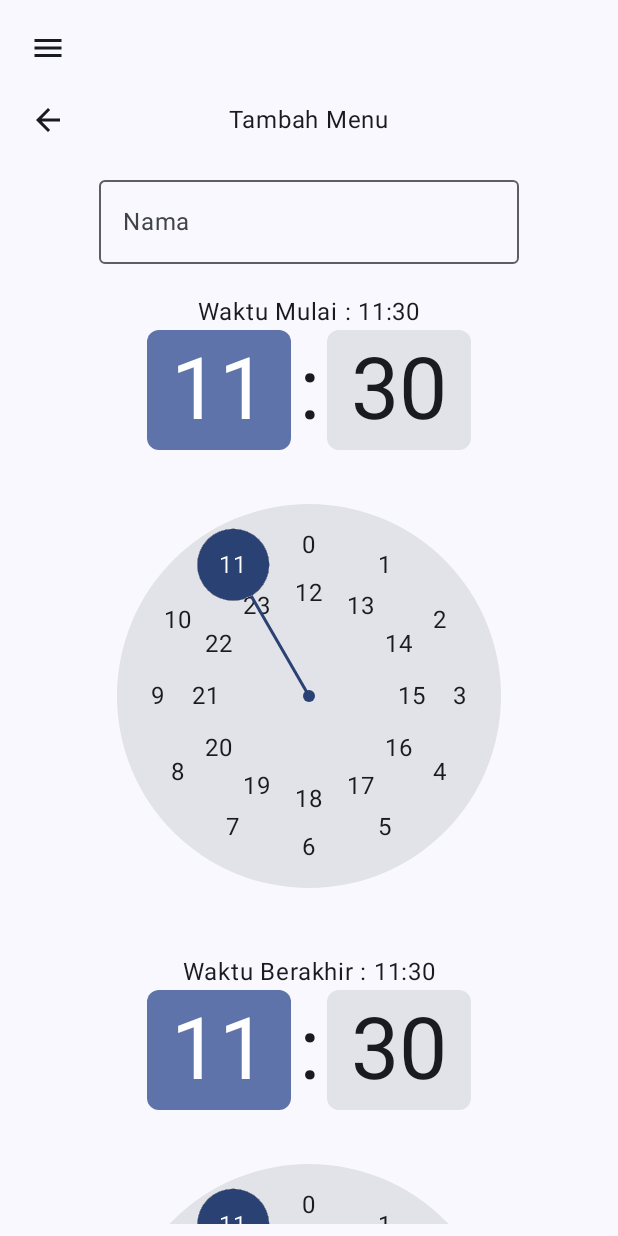
After one commit to calvinadhikang/bali-kitchen-club-android, an Android app built with Jetpack Compose: the AddSesiScreen screen opened through its navigation route, on a phone screen of 412 x 824 dp. The commit adds this screen. Run offline under Robolectric (Android 15) with nearby library versions, the phone set to English and light mode, and no system bars; our stand-ins replace livedata-compose.

Commit message:
Add Create Sesi Feature

```diff
--- a/app/src/main/java/com/example/balikitchenclub/main/MainActivity.kt
+++ b/app/src/main/java/com/example/balikitchenclub/main/MainActivity.kt
@@ -36,6 +36,7 @@ import androidx.navigation.compose.rememberNavController
 import com.example.balikitchenclub.screens.master.menu.AddMenuScreen
 import com.example.balikitchenclub.screens.master.menu.DetailMenuScreen
 import com.example.balikitchenclub.screens.master.menu.MenuScreen
+import com.example.balikitchenclub.screens.master.sesi.AddSesiScreen
 import com.example.balikitchenclub.screens.master.sesi.SesiScreen
 import com.example.balikitchenclub.ui.theme.BaliKitchenClubTheme
 import kotlinx.coroutines.launch
@@ -106,6 +107,7 @@ fun MainScreen(modifier: Modifier = Modifier) {
                     composable("menu-add"){ AddMenuScreen(navController) }
                     composable("menu-detail/{menuId}") { backStackEntry -> DetailMenuScreen(navController = navController, id = backStackEntry.arguments?.getString("menuId")) }
                     composable("sesi"){ SesiScreen(navController = navController) }
+                    composable("sesi-add"){ AddSesiScreen(navController = navController) }
                 }
             }
         }
--- a/app/src/main/java/com/example/balikitchenclub/network/ApiService.kt
+++ b/app/src/main/java/com/example/balikitchenclub/network/ApiService.kt
@@ -3,6 +3,7 @@ package com.example.balikitchenclub.network
 import com.example.balikitchenclub.network.dro.MenuResponseItem
 import com.example.balikitchenclub.network.dro.SesiResponseItem
 import com.example.balikitchenclub.network.dto.CreateMenuDto
+import com.example.balikitchenclub.network.dto.CreateSesiDto
 import com.example.balikitchenclub.network.dto.UpdateMenuDto
 import retrofit2.Response
 import retrofit2.http.Body
@@ -36,4 +37,9 @@ interface ApiService {
 
     @GET("sesi")
     suspend fun getAllSesi(): Response<List<SesiResponseItem>>
+
+    @POST("sesi")
+    suspend fun createSesi(
+        @Body() createSesiDto: CreateSesiDto
+    ): Response<SesiResponseItem>
 }
--- /dev/null
+++ b/app/src/main/java/com/example/balikitchenclub/screens/master/sesi/AddSesiScreen.kt
@@ -0,0 +1,96 @@
+package com.example.balikitchenclub.screens.master.sesi
+
+import android.util.Log
+import androidx.compose.foundation.clickable
+import androidx.compose.foundation.gestures.Orientation
+import androidx.compose.foundation.gestures.scrollable
+import androidx.compose.foundation.layout.Arrangement
+import androidx.compose.foundation.layout.Box
+import androidx.compose.foundation.layout.Column
+import androidx.compose.foundation.layout.Row
+import androidx.compose.foundation.layout.Spacer
+import androidx.compose.foundation.layout.fillMaxSize
+import androidx.compose.foundation.layout.fillMaxWidth
+import androidx.compose.foundation.layout.padding
+import androidx.compose.foundation.layout.width
+import androidx.compose.foundation.lazy.LazyColumn
+import androidx.compose.foundation.lazy.items
+import androidx.compose.foundation.rememberScrollState
+import androidx.compose.foundation.text.KeyboardActions
+import androidx.compose.foundation.text.KeyboardOptions
+import androidx.compose.material.icons.Icons
+import androidx.compose.material.icons.filled.ArrowBack
+import androidx.compose.material3.Button
+import androidx.compose.material3.ExperimentalMaterial3Api
+import androidx.compose.material3.HorizontalDivider
+import androidx.compose.material3.Icon
+import androidx.compose.material3.IconButton
+import androidx.compose.material3.OutlinedTextField
+import androidx.compose.material3.Text
+import androidx.compose.material3.TimeInput
+import androidx.compose.material3.TimePicker
+import androidx.compose.material3.rememberTimePickerState
+import androidx.compose.runtime.Composable
+import androidx.compose.runtime.LaunchedEffect
+import androidx.compose.runtime.getValue
+import androidx.compose.runtime.livedata.observeAsState
+import androidx.compose.runtime.mutableStateOf
+import androidx.compose.runtime.saveable.rememberSaveable
+import androidx.compose.runtime.setValue
+import androidx.compose.runtime.traceEventEnd
+import androidx.compose.ui.Alignment
+import androidx.compose.ui.Modifier
+import androidx.compose.ui.focus.onFocusChanged
+import androidx.compose.ui.graphics.Color
+import androidx.compose.ui.modifier.modifierLocalConsumer
+import androidx.compose.ui.platform.LocalContext
+import androidx.compose.ui.text.input.KeyboardType
+import androidx.compose.ui.unit.dp
+import androidx.navigation.NavController
+import com.example.balikitchenclub.utils.checkDigitInput
+
+@OptIn(ExperimentalMaterial3Api::class)
+@Composable
+fun AddSesiScreen(
+    navController: NavController,
+    viewModel: SesiViewModel = androidx.lifecycle.viewmodel.compose.viewModel()
+){
+    val context = LocalContext.current
+    var name by rememberSaveable { mutableStateOf("") }
+    var startTime = rememberTimePickerState(11, 30, true)
+    var endTime = rememberTimePickerState(11, 30, true)
+
+    Column(
+        verticalArrangement = Arrangement.spacedBy(8.dp)
+    ){
+        Box(Modifier.fillMaxWidth()){
+            IconButton(
+                onClick = { navController.navigateUp() },
+                modifier = Modifier.align(Alignment.CenterStart)
+            ){
+                Icon(imageVector = Icons.Filled.ArrowBack, contentDescription = "")
+            }
+            Text("Tambah Menu", modifier = Modifier.align(Alignment.Center))
+        }
+        LazyColumn(
+            Modifier.fillMaxSize(),
+            horizontalAlignment = Alignment.CenterHorizontally
+        ){
+            item {
+                OutlinedTextField(value = name, onValueChange = { newValue -> name = newValue }, label = { Text("Nama") })
+                Spacer(modifier = Modifier.padding(10.dp))
+                Text("Waktu Mulai : ${startTime.hour}:${startTime.minute}")
+                TimePicker(state = startTime)
+
+                Spacer(modifier = Modifier.padding(10.dp))
+                Text("Waktu Berakhir : ${endTime.hour}:${endTime.minute}")
+                TimePicker(state = endTime)
+
+                Spacer(modifier = Modifier.padding(10.dp))
+                Button(onClick = { viewModel.createSesi(name, "${startTime.hour}:${startTime.minute}", "${endTime.hour}:${endTime.minute}", context) }) {
+                    Text("Tambah")
+                }
+            }
+        }
+    }
+}
--- a/app/src/main/java/com/example/balikitchenclub/screens/master/sesi/SesiScreen.kt
+++ b/app/src/main/java/com/example/balikitchenclub/screens/master/sesi/SesiScreen.kt
@@ -34,7 +34,7 @@ fun SesiScreen(navController: NavController, viewModel: SesiViewModel = androidx
         LazyColumn(){
             items(items = sesis, key = { item -> item.id }){sesi ->
                 Column(
-                    modifier = Modifier.clickable { navController.navigate("menu-detail/${sesi.id}") }
+                    modifier = Modifier.clickable { navController.navigate("sesi-detail/${sesi.id}") }
                 ) {
                     Text(sesi.name)
                     HorizontalDivider()
```
Also changed, not shown: app/src/main/java/com/example/balikitchenclub/network/dto/SesiDTO.kt (added, +7 -0 lines), app/src/main/java/com/example/balikitchenclub/screens/master/sesi/SesiViewModel.kt (+22 -0 lines).
